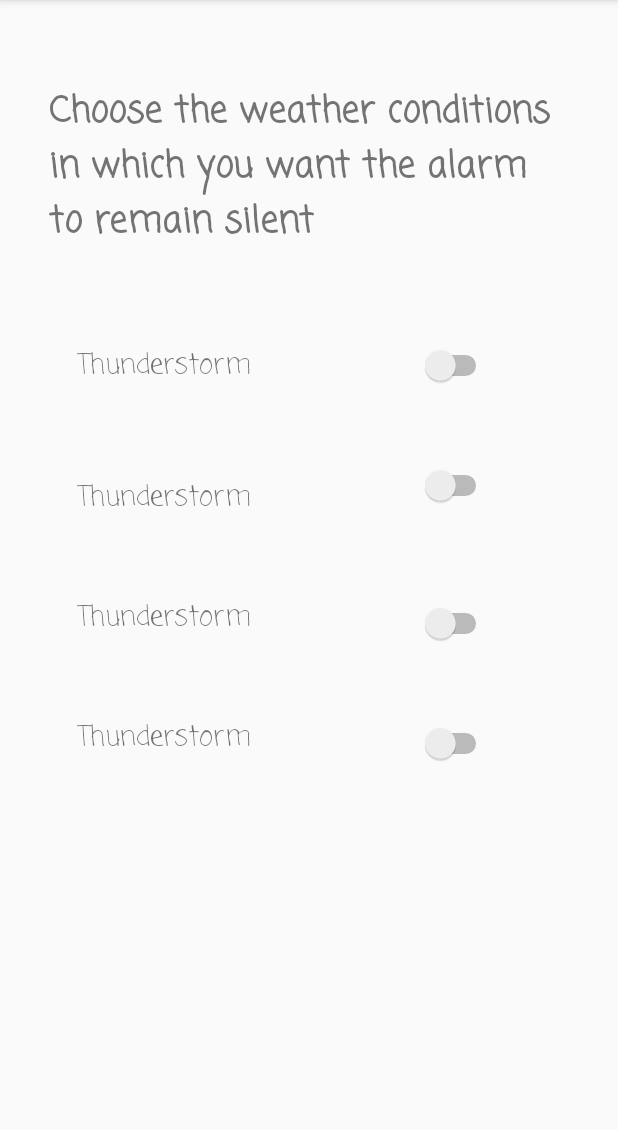
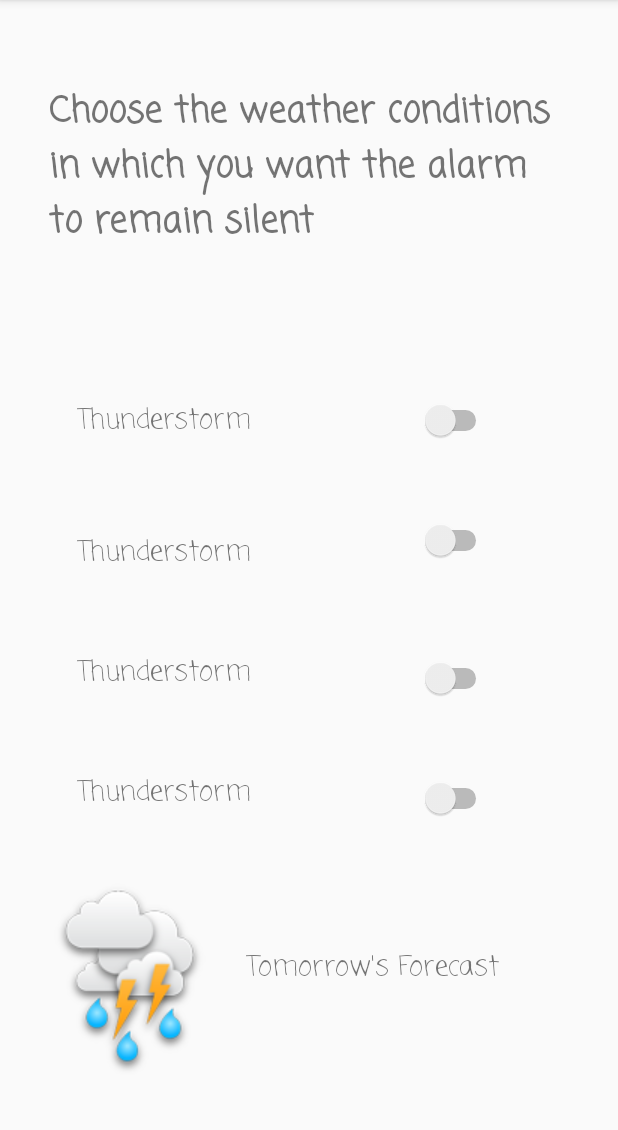
Before and after one commit to AV3110/Prototype_1, an Android app: the WeatherSwitches screen opened directly, with no data from a screen before it, on a phone screen of 412 x 824 dp, the part 84-1214 px from its top. Run offline under Robolectric (Android 15) with nearby library versions, the phone set to English and light mode, and no system bars.

Commit message:
Added new widgets

```diff
--- a/app/src/main/AndroidManifest.xml
+++ b/app/src/main/AndroidManifest.xml
@@ -9,7 +9,8 @@
         android:roundIcon="@mipmap/ic_launcher_round"
         android:supportsRtl="true"
         android:theme="@style/AppTheme">
-        <activity android:name=".WeatherSwitches"></activity>
+        <activity android:name=".WeatherSwitches">
+        </activity>
         <activity
             android:name=".MainActivity"
             android:label="@string/app_name"
--- a/app/src/main/res/layout/activity_weather_switches.xml
+++ b/app/src/main/res/layout/activity_weather_switches.xml
@@ -9,12 +9,14 @@
     <TextView
         android:id="@+id/textView7"
         android:layout_width="347dp"
-        android:layout_height="114dp"
+        android:layout_height="0dp"
         android:layout_marginTop="56dp"
+        android:layout_marginBottom="382dp"
         android:text="@string/choose_conditions"
         android:textSize="24sp"
         android:textStyle="bold"
         app:fontFamily="casual"
+        app:layout_constraintBottom_toTopOf="@+id/imageView"
         app:layout_constraintEnd_toEndOf="parent"
         app:layout_constraintStart_toStartOf="parent"
         app:layout_constraintTop_toTopOf="parent" />
@@ -118,4 +120,29 @@
         app:layout_constraintEnd_toEndOf="parent"
         app:layout_constraintTop_toTopOf="@+id/textView8" />
 
+    <ImageView
+        android:id="@+id/imageView"
+        android:layout_width="wrap_content"
+        android:layout_height="wrap_content"
+        android:layout_marginStart="22dp"
+        android:layout_marginLeft="22dp"
+        android:layout_marginBottom="51dp"
+        app:layout_constraintBottom_toBottomOf="parent"
+        app:layout_constraintStart_toStartOf="parent"
+        app:layout_constraintTop_toBottomOf="@+id/textView7"
+        app:srcCompat="@drawable/tstorm3" />
+
+    <TextView
+        android:id="@+id/textView"
+        android:layout_width="212dp"
+        android:layout_height="39dp"
+        android:layout_marginEnd="36dp"
+        android:layout_marginRight="36dp"
+        android:layout_marginBottom="97dp"
+        android:text="@string/tom_weather"
+        android:textSize="18sp"
+        app:fontFamily="casual"
+        app:layout_constraintBottom_toBottomOf="parent"
+        app:layout_constraintEnd_toEndOf="parent" />
+
 </androidx.constraintlayout.widget.ConstraintLayout>
--- a/app/src/main/res/values/strings.xml
+++ b/app/src/main/res/values/strings.xml
@@ -4,4 +4,7 @@
     <string name="choose_conditions">Choose the weather conditions in which you want the alarm to remain silent</string>
     <string name="thunderstorm">Thunderstorm</string>
     <string name="weather_button">Switch Weather Conditions</string>
+    <string name="set_alarm">Set Alarm</string>
+    <string name="add_alarm">Add Alarm</string>
+    <string name="tom_weather">Tomorrow\'s Forecast</string>
 </resources>
```
Also changed, not shown: app/src/main/res/layout/content_main.xml (+44 -2 lines), app/src/main/res/drawable-v24/change_city_symbol.png (added), app/src/main/res/drawable-v24/change_city_symbol_small.png (added), app/src/main/res/drawable-v24/cloud_refresh.png (added), app/src/main/res/drawable-v24/cloudy2.png (added), app/src/main/res/drawable-v24/dunno.png (added), app/src/main/res/drawable-v24/fog.png (added), app/src/main/res/drawable-v24/left.png (added), app/src/main/res/drawable-v24/light_rain.png (added), app/src/main/res/drawable-v24/overcast.png (added), app/src/main/res/drawable-v24/shower3.png (added), app/src/main/res/drawable-v24/snow4.png (added), app/src/main/res/drawable-v24/snow5.png (added), app/src/main/res/drawable-v24/sunny.png (added), 2 more files.
